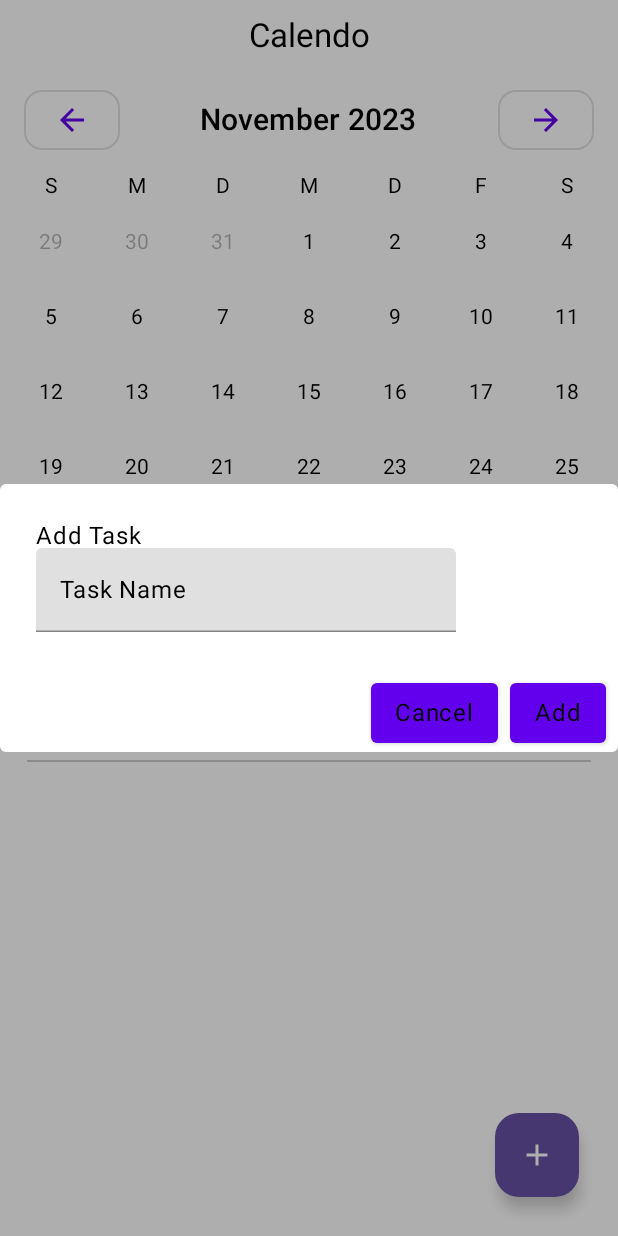
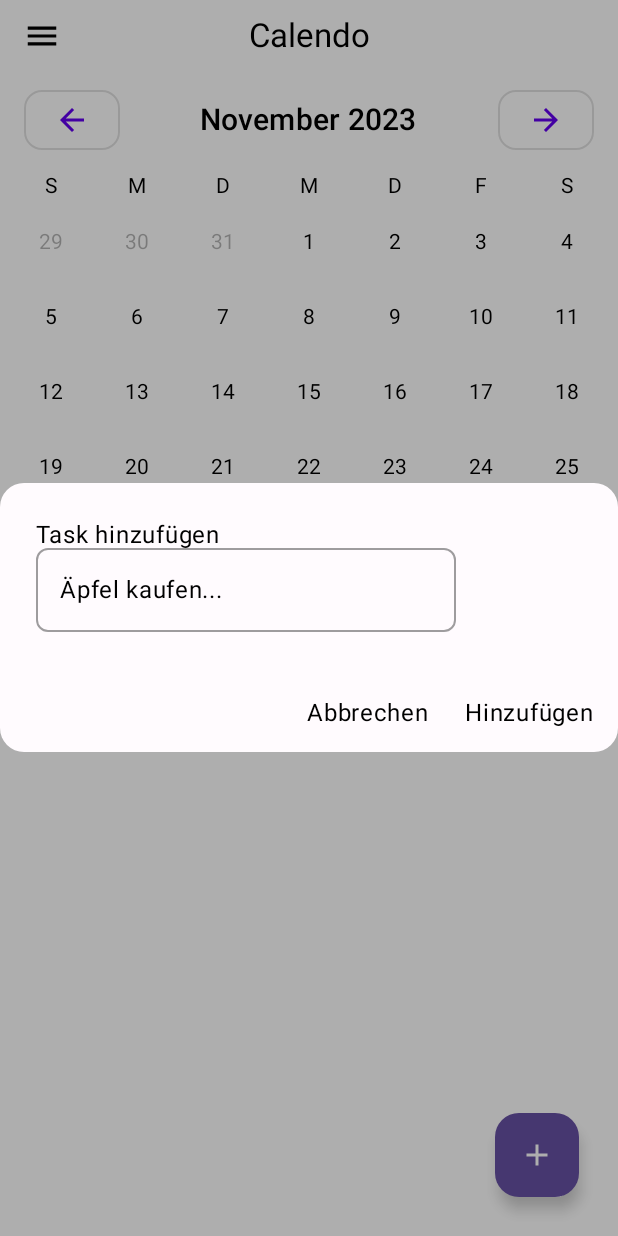
Before and after one commit to AeternumDev/App-Project-One, an Android app built with Jetpack Compose: the screen it shows after launch (MainActivity), after a tap on "Floating action button.", on a phone screen of 412 x 824 dp. Run offline under Robolectric (Android 15) with nearby library versions, the phone set to English and light mode, and no system bars; our stand-ins replace accompanist.

Commit message:
Version 1.7.1-alpha

```diff
--- a/app/build.gradle.kts
+++ b/app/build.gradle.kts
@@ -13,7 +13,7 @@ android {
         minSdk = 31
         targetSdk = 34
         versionCode = 4
-        versionName = "1.5.1-alpha"
+        versionName = "1.7.0-alpha"
 
         testInstrumentationRunner = "androidx.test.runner.AndroidJUnitRunner"
         vectorDrawables {
--- a/app/src/main/AndroidManifest.xml
+++ b/app/src/main/AndroidManifest.xml
@@ -12,11 +12,7 @@
         android:supportsRtl="true"
         android:theme="@style/AppTheme"
         tools:targetApi="31">
-        <activity
-            android:name="com.example.taskmaker.NavigationDrawerActivity"
-            android:exported="false"
-            android:label="@string/title_activity_navigation_drawer"
-            android:theme="@style/AppTheme" />
+
         <activity
             android:name="com.example.taskmaker.MainActivity"
             android:exported="true"
--- a/app/src/main/java/com/example/taskmaker/MainActivity.kt
+++ b/app/src/main/java/com/example/taskmaker/MainActivity.kt
@@ -4,13 +4,13 @@ import android.content.Context
 import android.os.Build
 import android.os.Bundle
 import androidx.annotation.RequiresApi
-import androidx.appcompat.app.ActionBarDrawerToggle
 import androidx.appcompat.app.AppCompatActivity
 import androidx.compose.animation.AnimatedVisibility
 import androidx.compose.animation.animateContentSize
 import androidx.compose.animation.core.tween
 import androidx.compose.animation.fadeOut
 import androidx.compose.animation.shrinkVertically
+import androidx.compose.foundation.clickable
 import androidx.compose.foundation.isSystemInDarkTheme
 import androidx.compose.foundation.layout.*
 import androidx.compose.foundation.lazy.*
@@ -18,11 +18,11 @@ import androidx.compose.foundation.shape.RoundedCornerShape
 import androidx.compose.material.*
 import androidx.compose.material.icons.Icons
 import androidx.compose.material.icons.filled.Add
+import androidx.compose.material.icons.filled.Menu
 import androidx.compose.material.icons.rounded.Delete
 import androidx.compose.material3.CenterAlignedTopAppBar
 import androidx.compose.material3.ExperimentalMaterial3Api
 import androidx.compose.material3.MaterialTheme
-import androidx.compose.material3.Scaffold
 import androidx.compose.material3.Text
 import androidx.compose.material3.TopAppBarDefaults
 import androidx.compose.material3.lightColorScheme
@@ -35,23 +35,17 @@ import androidx.compose.ui.tooling.preview.Preview
 import androidx.compose.ui.unit.dp
 import androidx.compose.ui.unit.sp
 import androidx.core.view.WindowCompat
-import androidx.drawerlayout.widget.DrawerLayout
-import com.aeternumindustries.taskmaker.R
 import com.aeternumindustries.taskmaker.databinding.ActivityMainBinding
 import com.example.taskmaker.ui.theme.TaskMakerTheme
-import com.google.android.material.floatingactionbutton.FloatingActionButton
-import com.google.android.material.navigation.NavigationView
 import kotlinx.coroutines.delay
+import kotlinx.coroutines.launch
+
 
 
 class MainActivity : AppCompatActivity() {
 
     private var tasks = mutableStateListOf<String>()
     private lateinit var binding: ActivityMainBinding
-    private lateinit var fab: FloatingActionButton
-    private lateinit var drawerLayout: DrawerLayout
-    private lateinit var toggle: ActionBarDrawerToggle
-    private lateinit var navigationView: NavigationView
     private var showAddTaskDialog by mutableStateOf(false)
 
     @RequiresApi(Build.VERSION_CODES.UPSIDE_DOWN_CAKE)
@@ -60,26 +54,15 @@ class MainActivity : AppCompatActivity() {
 
 
 
-        val sharedPref = getSharedPreferences("task_preferences", Context.MODE_PRIVATE)
-        val savedTasks = sharedPref.getStringSet("tasks", null)
-
-        tasks.addAll(savedTasks ?: listOf("Apfel", "Birne"))
-        showAddTaskDialog = false
-
         binding = ActivityMainBinding.inflate(layoutInflater)
         setContentView(binding.root)
 
-        drawerLayout = findViewById(R.id.drawer_layout)
-        navigationView = findViewById(R.id.nav_view)
-        toggle = ActionBarDrawerToggle(this, drawerLayout, R.string.navigation_drawer_open, R.string.navigation_drawer_close)
-
-        drawerLayout.addDrawerListener(toggle)
-        toggle.syncState()
+        setContentView(binding.root)
 
         WindowCompat.setDecorFitsSystemWindows(window, false)
 
+        binding.composeView.setContent {
 
-        binding.composeView.setContent {
             TaskMakerTheme { // Apply Material 3 theming
                 // Your existing Compose content
                 TaskListScreen(tasks)
@@ -93,6 +76,16 @@ class MainActivity : AppCompatActivity() {
             }
         }
     }
+
+    override fun onResume() {
+        super.onResume()
+        val sharedPref = getSharedPreferences("task_preferences", Context.MODE_PRIVATE)
+        val savedTasks = sharedPref.getStringSet("tasks", null)
+        if (savedTasks != null) {
+            tasks = mutableStateListOf<String>().apply { addAll(savedTasks) }
+        }
+    }
+
 
     @Composable
     fun AppTheme(content: @Composable () -> Unit) {
@@ -117,48 +110,51 @@ class MainActivity : AppCompatActivity() {
         TaskListScreen(previewTasks)
     }
 
-
-
     @Composable
     fun AddTaskDialog(onAdd: (String) -> Unit, onDismiss: () -> Unit) {
         var text by remember { mutableStateOf("") }
 
         AlertDialog(
             onDismissRequest = onDismiss,
-            title = { Text("Add Task") },
+            title = {
+                Text(
+                    "Task hinzufügen"
+
+                )
+            },
             text = {
-                TextField(
+                OutlinedTextField(
                     value = text,
                     onValueChange = { text = it },
-                    label = { Text("Task Name") }
+                    label = { Text("Äpfel kaufen...") },
+                    singleLine = true,
+                    shape = RoundedCornerShape(8.dp) // Rounded corners for the TextField
                 )
             },
             confirmButton = {
-                Button(
+                TextButton(
                     onClick = {
                         onAdd(text)
                         text = "" // Optional: Clear the text field after adding a task
                     }
                 ) {
-                    Text("Add")
+                    Text("Hinzufügen")
                 }
             },
             dismissButton = {
-                Button(
+                TextButton(
                     onClick = onDismiss
                 ) {
-                    Text("Cancel")
+                    Text("Abbrechen")
                 }
-            }
+            },
+            shape = RoundedCornerShape(16.dp), // Rounded corners for the dialog
+            backgroundColor = MaterialTheme.colorScheme.surface,
+            contentColor = MaterialTheme.colorScheme.onSurface
         )
     }
-    private fun saveTasks() {
-        val sharedPref = getSharedPreferences("task_preferences", Context.MODE_PRIVATE)
-        with(sharedPref.edit()) {
-            putStringSet("tasks", tasks.toSet())
-            apply()
-        }
-    }
+
+
 
     @OptIn(ExperimentalMaterial3Api::class)
     @RequiresApi(Build.VERSION_CODES.UPSIDE_DOWN_CAKE)
@@ -174,11 +170,26 @@ class MainActivity : AppCompatActivity() {
         )
 
         MaterialTheme(colorScheme = myAppColorScheme) {
+            val drawerState = rememberDrawerState(initialValue = DrawerValue.Closed)
+            val coroutineScope = rememberCoroutineScope() // Create a coroutine scope
+
             Scaffold(
+
                 topBar = {
                     CenterAlignedTopAppBar(
-                        title = { Text("Calendo", color = MaterialTheme.colorScheme.onSurface, modifier = Modifier.padding(vertical = 10.dp)) },
-                        // Set the background color of the AppBar
+                        title = { Text("Calendo", modifier = Modifier.padding(vertical = 8.dp), color = MaterialTheme.colorScheme.onSurface) },
+                        navigationIcon = {
+                            IconButton(onClick = {
+                                coroutineScope.launch {
+                                    if (drawerState.isClosed) drawerState.open() else drawerState.close()
+                                }
+                            }) {
+                                Icon(
+                                    Icons.Filled.Menu,
+                                    contentDescription = "Menu",
+                                    modifier = Modifier.size(25.dp))
+                            }
+                        },
                         colors = TopAppBarDefaults.centerAlignedTopAppBarColors(
                             containerColor = MaterialTheme.colorScheme.surface,
                             titleContentColor = MaterialTheme.colorScheme.onSurface,
@@ -198,6 +209,11 @@ class MainActivity : AppCompatActivity() {
                         Icon(Icons.Default.Add, "Floating action button.", tint = Color.White)
                     }
                 },
+
+                drawerContent = {
+                    DrawerContent(drawerState)
+                },
+
                 content = { paddingValues ->
                     Column(
                         modifier = Modifier
@@ -212,7 +228,45 @@ class MainActivity : AppCompatActivity() {
         }
     }
 
+    @Composable
+    fun DrawerContent(drawerState: DrawerState) {
+        // State variables to trigger the LaunchedEffect
+        var archivClicked by remember { mutableStateOf(false) }
+        var einstellungenClicked by remember { mutableStateOf(false) }
 
+        // LaunchedEffect for Archiv
+        LaunchedEffect(archivClicked) {
+            if (archivClicked) {
+                drawerState.close()
+                archivClicked = false // Reset the trigger
+            }
+        }
+
+        // LaunchedEffect for Einstellungen
+        LaunchedEffect(einstellungenClicked) {
+            if (einstellungenClicked) {
+                drawerState.close()
+                einstellungenClicked = false // Reset the trigger
+            }
+        }
+
+        Column(modifier = Modifier.fillMaxSize()) {
+            Text("Archiv", modifier = Modifier.padding(16.dp).clickable {
+                archivClicked = true // Set the trigger for Archiv
+            })
+            Text("Einstellungen", modifier = Modifier.padding(16.dp).clickable {
+                einstellungenClicked = true // Set the trigger for Einstellungen
+            })
+        }
+    }
+
+    private fun saveTasks() {
+        val sharedPref = getSharedPreferences("task_preferences", Context.MODE_PRIVATE)
+        with(sharedPref.edit()) {
+            putStringSet("tasks", tasks.toSet())
+            apply()
+        }
+    }
 
 
     @Composable
@@ -231,6 +285,7 @@ class MainActivity : AppCompatActivity() {
                     } else {
                         tasks.remove(task)
                         saveTasks()
+
                     }
                 })
                 Divider(color = Color.LightGray, thickness = 1.dp)
@@ -238,9 +293,13 @@ class MainActivity : AppCompatActivity() {
         }
     }
 
+
+
     @Composable
     fun TaskItem(task: String, isVisible: MutableState<Boolean>, onDelete: (String) -> Unit) {
         val isVisibleValue = isVisible.value
+        val isChecked =
+            remember { mutableStateOf(false) } // State to keep track of the checkmark status
 
         AnimatedVisibility(
             visible = isVisibleValue,
@@ -252,16 +311,37 @@ class MainActivity : AppCompatActivity() {
                     .fillMaxWidth()
                     .padding(vertical = 3.dp, horizontal = 0.dp)
             ) {
-                val textColor = if (isSystemInDarkTheme()) Color.White else MaterialTheme.colorScheme.onSurface
-                Text(text = task, color = textColor, fontSize = 16.sp, modifier = Modifier.align(Alignment.CenterVertically))
+                // Checkbox with a circle shape
+                Checkbox(
+                    checked = isChecked.value,
+                    onCheckedChange = { isChecked.value = it },
+                    colors = CheckboxDefaults.colors(
+                        checkedColor = MaterialTheme.colorScheme.primary,
+                        uncheckedColor = MaterialTheme.colorScheme.onSurface.copy(alpha = 0.6f)
+                    ),
+                    modifier = Modifier.padding(end = 8.dp).align(Alignment.CenterVertically)
+
+                )
+
+                val textColor =
+                    if (isSystemInDarkTheme()) Color.White else MaterialTheme.colorScheme.onSurface
+                Text(
+                    text = task,
+                    color = textColor,
+                    fontSize = 16.sp,
+                    modifier = Modifier.align(Alignment.CenterVertically)
+                )
                 Spacer(Modifier.weight(1f))
                 IconButton(onClick = {
                     isVisible.value = false
                     onDelete(task)
                 }, modifier = Modifier.align(Alignment.CenterVertically)) {
-                    Icon(imageVector = Icons.Rounded.Delete, contentDescription = "Delete", tint = Color(0xFF6750A4))
+                    Icon(
+                        imageVector = Icons.Rounded.Delete,
+                        contentDescription = "Delete",
+                        tint = Color(0xFF6750A4)
+                    )
                 }
-
 
                 if (!isVisibleValue) {
                     LaunchedEffect(task) {
@@ -273,8 +353,4 @@ class MainActivity : AppCompatActivity() {
         }
     }
 
-    override fun onPostCreate(savedInstanceState: Bundle?) {
-        super.onPostCreate(savedInstanceState)
-        toggle.syncState()
-    }
 }
--- a/app/src/main/java/com/example/taskmaker/ui/theme/Theme.kt
+++ b/app/src/main/java/com/example/taskmaker/ui/theme/Theme.kt
@@ -40,6 +40,7 @@ fun TaskMakerTheme(
     val statusBarColor = if (darkTheme) Color.Black else Color.White
     systemUiController.setSystemBarsColor(color = statusBarColor, darkIcons = !darkTheme)
 
+
     val colors = if (darkTheme) DarkColorScheme else LightColorScheme
 
     MaterialTheme(
--- a/app/src/main/res/drawable/ic_menu_camera.xml
+++ /dev/null
@@ -1,12 +0,0 @@
-<vector xmlns:android="http://schemas.android.com/apk/res/android"
-    android:width="24dp"
-    android:height="24dp"
-    android:viewportWidth="24.0"
-    android:viewportHeight="24.0">
-    <path
-        android:fillColor="#FF000000"
-        android:pathData="M12,12m-3.2,0a3.2,3.2 0,1 1,6.4 0a3.2,3.2 0,1 1,-6.4 0" />
-    <path
-        android:fillColor="#FF000000"
-        android:pathData="M9,2L7.17,4H4c-1.1,0 -2,0.9 -2,2v12c0,1.1 0.9,2 2,2h16c1.1,0 2,-0.9 2,-2V6c0,-1.1 -0.9,-2 -2,-2h-3.17L15,2H9zm3,15c-2.76,0 -5,-2.24 -5,-5s2.24,-5 5,-5 5,2.24 5,5 -2.24,5 -5,5z" />
-</vector>
--- a/app/src/main/res/drawable/ic_menu_gallery.xml
+++ /dev/null
@@ -1,9 +0,0 @@
-<vector xmlns:android="http://schemas.android.com/apk/res/android"
-    android:width="24dp"
-    android:height="24dp"
-    android:viewportWidth="24.0"
-    android:viewportHeight="24.0">
-    <path
-        android:fillColor="#FF000000"
-        android:pathData="M22,16V4c0,-1.1 -0.9,-2 -2,-2H8c-1.1,0 -2,0.9 -2,2v12c0,1.1 0.9,2 2,2h12c1.1,0 2,-0.9 2,-2zm-11,-4l2.03,2.71L16,11l4,5H8l3,-4zM2,6v14c0,1.1 0.9,2 2,2h14v-2H4V6H2z" />
-</vector>
--- a/app/src/main/res/drawable/ic_menu_slideshow.xml
+++ /dev/null
@@ -1,9 +0,0 @@
-<vector xmlns:android="http://schemas.android.com/apk/res/android"
-    android:width="24dp"
-    android:height="24dp"
-    android:viewportWidth="24.0"
-    android:viewportHeight="24.0">
-    <path
-        android:fillColor="#FF000000"
-        android:pathData="M4,6H2v14c0,1.1 0.9,2 2,2h14v-2H4V6zm16,-4H8c-1.1,0 -2,0.9 -2,2v12c0,1.1 0.9,2 2,2h12c1.1,0 2,-0.9 2,-2V4c0,-1.1 -0.9,-2 -2,-2zm-8,12.5v-9l6,4.5 -6,4.5z" />
-</vector>
--- a/app/src/main/res/menu/activity_main_drawer.xml
+++ b/app/src/main/res/menu/activity_main_drawer.xml
@@ -3,18 +3,4 @@
     xmlns:tools="http://schemas.android.com/tools"
     tools:showIn="navigation_view">
 
-    <group android:checkableBehavior="single">
-        <item
-            android:id="@+id/nav_home"
-            android:icon="@drawable/ic_menu_camera"
-            android:title="coming soon" />
-        <item
-            android:id="@+id/nav_gallery"
-            android:icon="@drawable/ic_menu_gallery"
-            android:title="coming soon" />
-        <item
-            android:id="@+id/nav_slideshow"
-            android:icon="@drawable/ic_menu_slideshow"
-            android:title="coming soon" />
-    </group>
 </menu>
```
Also changed, not shown: app/src/main/res/layout/activity_navigation_drawer.xml (deleted, +0 -26 lines), app/src/main/res/layout/app_bar_navigation_drawer.xml (deleted, +0 -38 lines), app/src/main/res/layout/content_navigation_drawer.xml (deleted, +0 -20 lines).
